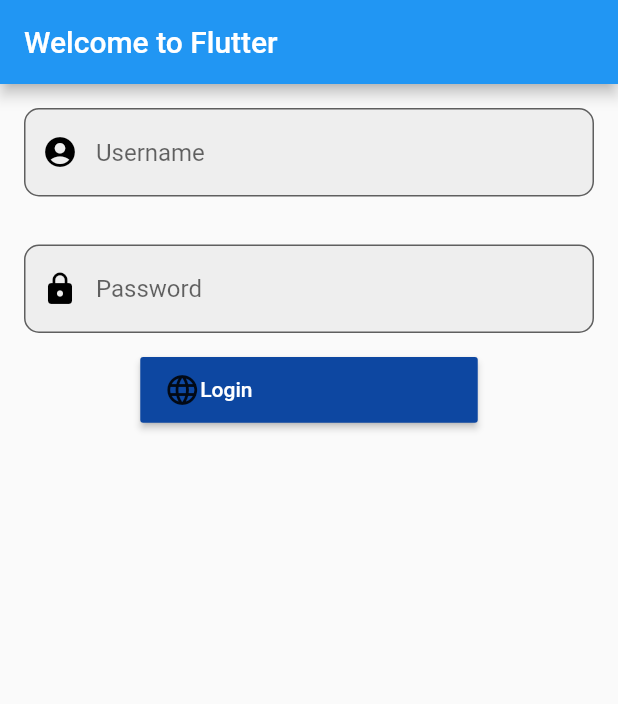
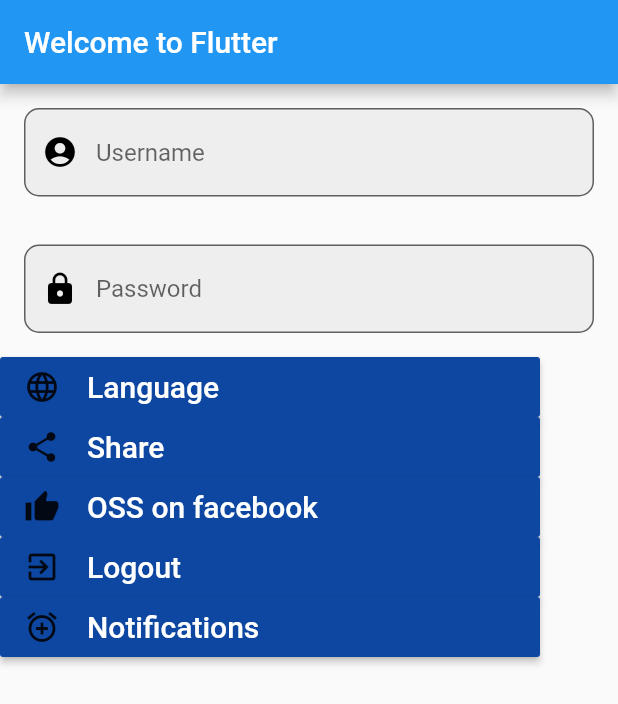
Before and after one commit to lilag-dawg/OSS_APP, a Flutter app: the screen it shows after launch, on a phone screen of 412 x 824 dp. Shown: the top 704 px of the screen. Run offline on Flutter 3.47's test engine with Material 2 defaults, Android fonts, the phone set to English and light mode, and no system bars.

Commit message:
OSS-145: Different button in columns

```diff
--- a/lib/blueButton.dart
+++ b/lib/blueButton.dart
@@ -5,25 +5,31 @@
   final String inputText;
   final Function selectHandler;
   final IconData inputIcon;
+  final double buttonWidth;
+  final double buttonHeight;
 
-  BlueButton(this.inputText, this.selectHandler, this.inputIcon);
+  BlueButton(this.inputText, this.selectHandler, this.inputIcon, this.buttonHeight, this.buttonWidth);
 
   @override
   Widget build(BuildContext context) {
     return Container(
-      width: Constants.appWidth/2,
-      height: Constants.appHeight/16,
+      width: buttonWidth,
+      height: buttonHeight,
       child: RaisedButton(
         color: Colors.blue[900] , // changer la couleur
         child: Row(children: <Widget>[
             Icon(inputIcon),
+            SizedBox(
+              width: buttonWidth*0.05,
+              ),
             Text(
-            inputText,
-            style:
-            TextStyle(
-              color: Colors.white
+              inputText,
+              style:
+              TextStyle(
+                color: Colors.white,
+                fontSize: 20,
+                ),
               ),
-            ),
           ],
         ),
         onPressed: selectHandler,
--- a/lib/constants.dart
+++ b/lib/constants.dart
@@ -1,4 +1,4 @@
 library constants;
 
-const double appWidth = 450;
+const double appWidth = 410;
 const double appHeight = 700;
--- a/lib/main.dart
+++ b/lib/main.dart
@@ -23,11 +23,16 @@
         appBar: AppBar(
           title: Text('Welcome to Flutter'),
         ),
-        body: Column(
+        body: Wrap(
+          spacing: 20,
           children: <Widget>[
             TextFieldButton("Username",Icons.account_circle,false),
             TextFieldButton("Password",Icons.lock,true),
-            BlueButton("Login", _loginFunction, Icons.language)
+            BlueButton("Language", _loginFunction, Icons.language, 40, Constants.appWidth-50),
+            BlueButton("Share", _loginFunction, Icons.share, 40, Constants.appWidth-50),
+            BlueButton("OSS on facebook", _loginFunction, Icons.thumb_up, 40, Constants.appWidth-50),
+            BlueButton("Logout", _loginFunction, Icons.exit_to_app, 40, Constants.appWidth-50),
+            BlueButton("Notifications", _loginFunction, Icons.add_alarm, 40, Constants.appWidth-50)
           ],
           )
       ),
```
